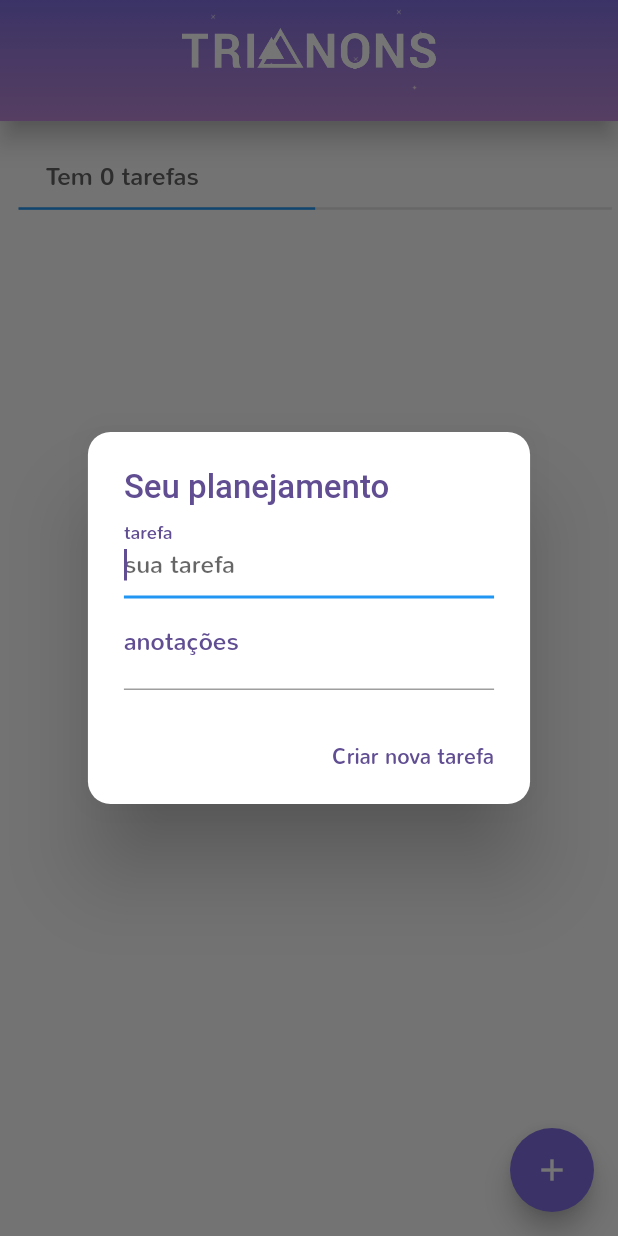
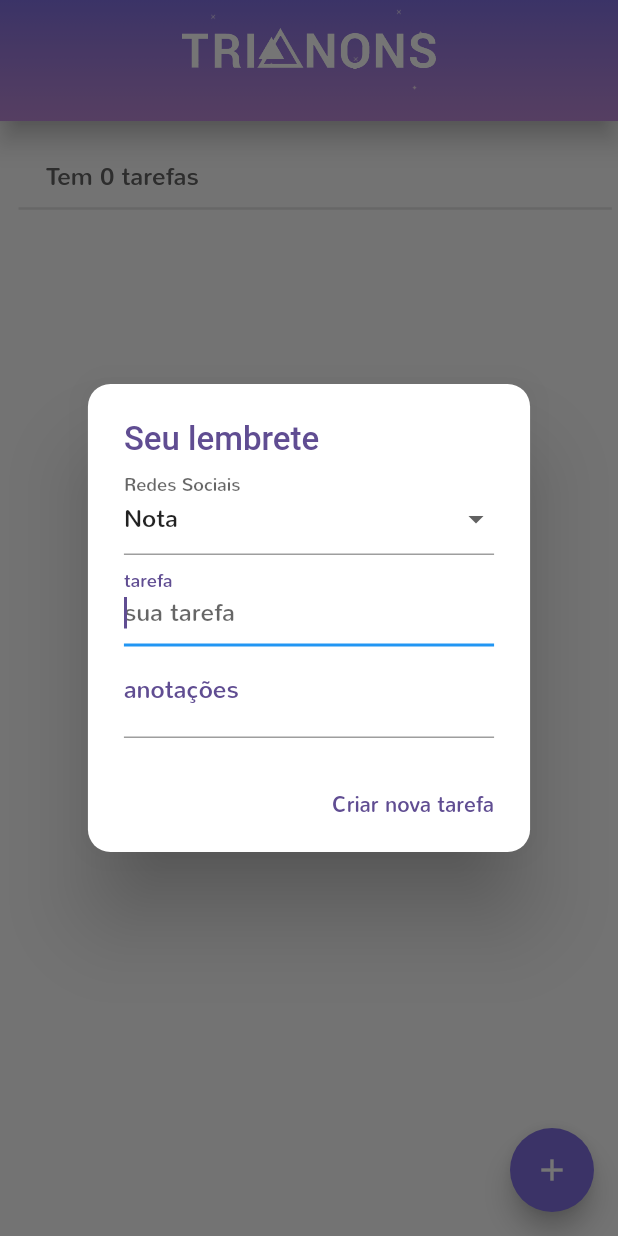
Before and after one commit to murilinhoPs/newTodoApp, a Flutter app: the screen it shows after launch, after a tap on the "add" icon, on a phone screen of 412 x 824 dp. Run offline on Flutter 3.47's test engine with Material 2 defaults, Android fonts, the phone set to English and light mode, and no system bars; our stand-ins replace hive, hive_flutter, toast; accounts and stored records are empty; generated files the repository leaves out were written again.

Commit message:
Implemented the method changeIsDone and the dropdown menu.

```diff
--- a/lib/database/app_database.dart
+++ b/lib/database/app_database.dart
@@ -18,6 +18,7 @@ class AppDatabase {
 
     final db = Hive.init(dbPath);
 
+
     Hive.registerAdapter(TodoModelAdapter());
 
     await Hive.openBox(
--- a/lib/main.dart
+++ b/lib/main.dart
@@ -51,6 +51,7 @@ class _MyAppState extends State<MyApp> {
   @override
   Widget build(BuildContext context) {
     return MaterialApp(
+      debugShowCheckedModeBanner: false,
       title: 'Flutter Demo',
       theme: globalTheme,
       home: ValueListenableBuilder(
--- a/lib/model/todo_model.dart
+++ b/lib/model/todo_model.dart
@@ -17,7 +17,7 @@ class TodoModel{
   @HiveField(4)
   int index;
 
-  TodoModel({this.name, this.notes, this.icon, this.isDone = false, this.index});
+  TodoModel({this.name, this.notes, this.icon = 1, this.isDone = false, this.index});
 
 
 }
--- a/lib/pages/todo_page.dart
+++ b/lib/pages/todo_page.dart
@@ -21,6 +21,13 @@ class _MyTodoPageState extends State<MyTodoPage> {
   final TodoCrud crudOperations = TodoCrud();
 
   final tasksBox = Hive.box('tasks');
+
+  @override
+  initState() {
+    _taskNoteController = TextEditingController();
+    _taskNameController = TextEditingController();
+    super.initState();
+  }
 
   @override
   Widget build(BuildContext context) {
@@ -76,6 +83,7 @@ class _MyTodoPageState extends State<MyTodoPage> {
       body: _beforeTodoList(context),
       floatingActionButton: FloatingActionButton(
         onPressed: () {
+          //tasksBox.clear();
           _openTodoDialog(null);
         },
         tooltip: 'Increment',
@@ -88,7 +96,11 @@ class _MyTodoPageState extends State<MyTodoPage> {
     final phoneW = MediaQuery.of(context).size.width;
     final phoneH = MediaQuery.of(context).size.height;
 
-    final percent = (( 1 / 2) * 100);
+    final valIsDone =
+        tasksBox.values.where((todo) => todo.isDone == true).toList();
+
+    final percent =
+        tasksBox.length > 0 ? ((valIsDone.length / tasksBox.length) * 100) : 0;
 
     return Center(
       child: Column(
@@ -101,7 +113,7 @@ class _MyTodoPageState extends State<MyTodoPage> {
             margin: EdgeInsets.only(left: phoneW / 20.0),
             padding: EdgeInsets.all(10),
             child: Text(
-              "Tem ${tasksBox.length} tarefas",
+              "Tem ${tasksBox.values.where((todo) => todo.isDone == false).toList().length} tarefas",
               style: TextStyle(color: Colors.grey[700]),
             ),
           ),
@@ -135,10 +147,18 @@ class _MyTodoPageState extends State<MyTodoPage> {
                 shrinkWrap: true,
                 itemCount: tasksBox.length,
                 itemBuilder: (context, index) {
+                  // BLOC
                   // read
                   final todo = crudOperations.readTodo(index);
                   // update the index
-                  crudOperations.updateTodo(index, TodoModel(name:todo.name,notes: todo.notes,index: index));
+                  crudOperations.updateTodo(
+                      index,
+                      TodoModel(
+                          name: todo.name,
+                          notes: todo.notes,
+                          index: index,
+                          isDone: todo.isDone));
+                  // BLOC
                   return _todoList(todo);
                 }),
           ),
@@ -195,19 +215,19 @@ class _MyTodoPageState extends State<MyTodoPage> {
                       Radius.circular(50.0),
                     ),
                   ),
-
                   child: Icon(
                     MyFlutterIcons.twitch,
                     color: Cor().customColor,
                     size: phoneW * .062,
                     //color: customColorBody,
                   ),
-                  //=> _abrirUrl(todo.taskIcon),
                   onPressed: () {
+                    // BLOC
                     // if (Platform.isAndroid)
                     //   _todoLogic.abrirUrl(todo.taskIcon, context);
                     // else if (Platform.isIOS)
                     //   _todoLogic.abririOS(todo.taskIcon, context);
+                    // BLOC
                   },
                 ),
               ),
@@ -265,24 +285,29 @@ class _MyTodoPageState extends State<MyTodoPage> {
         icon: todo.isDone
             ? Icon(Icons.check_circle_outline, color: Cor().customColorBody)
             : Icon(Icons.radio_button_unchecked, color: Cor().customColorBody),
-        onPressed: () {},
+        onPressed: () {
+          // BLOC
+          crudOperations.updateTodo(
+              todo.index,
+              TodoModel(
+                name: todo.name,
+                notes: todo.notes,
+                isDone: !todo.isDone,
+              ));
+          // BLOC
+        },
       ),
       trailing: IconButton(
           color: Colors.red,
           icon: Icon(Icons.delete_outline),
-          onPressed: () async {
+          onPressed: () {
+            // BLOC
             crudOperations.deleteTodo(todo.index);
-            print('deleted');
+            // BLOC
           }),
-
       onTap: () {
         print(todo.index);
         _openTodoDialog(todo);
-      },
-      // task state, feito ou não
-      onLongPress: () {
-        //TODO: Update item
-        print('longPress');
       },
     );
   }
@@ -292,14 +317,38 @@ class _MyTodoPageState extends State<MyTodoPage> {
     String taskName = '';
     String taskNote = '';
 
+    List<String> _iconNames = [
+      'Nota',
+      'Facebook',
+      'Instagram',
+      'WhatsApp',
+      'Youtube',
+      'Linkedin',
+      'Twitter',
+      'Pinterest',
+      'Google',
+      'Blog',
+      'TikTok',
+      'Snapchat',
+      'SlideShare',
+      'Flickr',
+    ].toList();
+    String _selectionIcon = 'Nota';
+    int _iconPriority = 1;
+
     if (todo != null) {
       taskName = todo.name;
       taskNote = todo.notes;
 
       //_iconPriority = todo.icon;
 
-      // _taskNameController.text = taskName;
-      //_taskNoteController.text = taskNote;
+      _taskNameController.text = todo.name;
+      _taskNoteController.text = todo.notes;
+    } else {
+      taskName = '';
+      taskNote = '';
+      _taskNoteController.clear();
+      _taskNameController.clear();
     }
 
     return showDialog(
@@ -313,12 +362,37 @@ class _MyTodoPageState extends State<MyTodoPage> {
             shape: RoundedRectangleBorder(
                 borderRadius: BorderRadius.all(Radius.circular(15.0))),
             title: Text(
-              'Seu planejamento',
+              'Seu lembrete',
               style: TextStyle(fontFamily: ' Nunito'),
             ),
             content: Column(
               mainAxisSize: MainAxisSize.min,
               children: <Widget>[
+                InputDecorator(
+                  decoration: InputDecoration(labelText: 'Redes Sociais'),
+                  child: DropdownButtonHideUnderline(
+                    child: DropdownButton<String>(
+                      isDense: true,
+                      items: _iconNames.map((String value) {
+                        return DropdownMenuItem(
+                          value: value,
+                          child: Text(
+                            value,
+                          ),
+                        );
+                      }).toList(),
+                      value: _iconNames[todo == null
+                          ? (_iconPriority - 1)
+                          : (todo.icon - 1)],
+                      onChanged: (value) async {
+                        //_atualizarIcon(value);
+                        print(value + ' prioridade ' + '$_iconPriority');
+                      },
+                      isExpanded: true,
+                      iconSize: 24.0,
+                    ),
+                  ),
+                ),
                 // Task name
                 Row(
                   children: <Widget>[
@@ -384,7 +458,7 @@ class _MyTodoPageState extends State<MyTodoPage> {
                   } else {
                     _formKey.currentState.save();
                     final newTodo = TodoModel(name: taskName, notes: taskNote);
-                    crudOperations.updateTodo(todo.index,newTodo);
+                    crudOperations.updateTodo(todo.index, newTodo);
                     _formKey.currentState.reset();
                   }
                   Navigator.of(context).pop();
```
